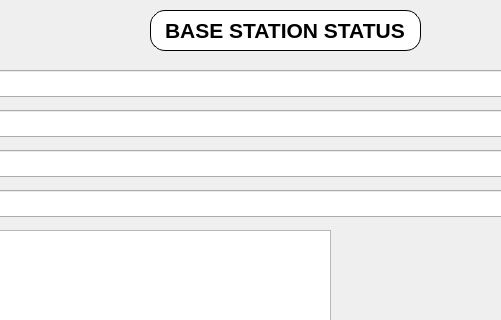
Francklin2/RTKLIB_Touchscreen_GUI, file RTKBASE/affichestr2str.ui: the form before one commit; both pictures show x 100 to 601 and y 0 to 320 of the 800 by 480 pixel window.
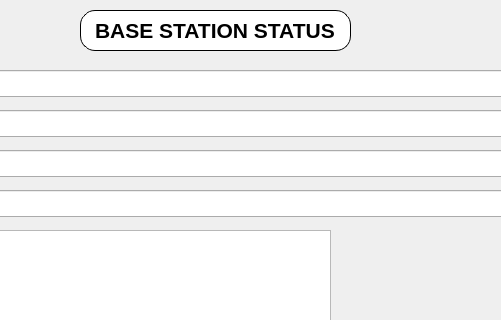
The form after the commit.

```diff
--- a/RTKBASE/affichestr2str.ui
+++ b/RTKBASE/affichestr2str.ui
@@ -19,7 +19,7 @@
   <widget class="QLineEdit" name="lineEdit">
    <property name="geometry">
     <rect>
-     <x>250</x>
+     <x>180</x>
      <y>10</y>
      <width>271</width>
      <height>41</height>
```
